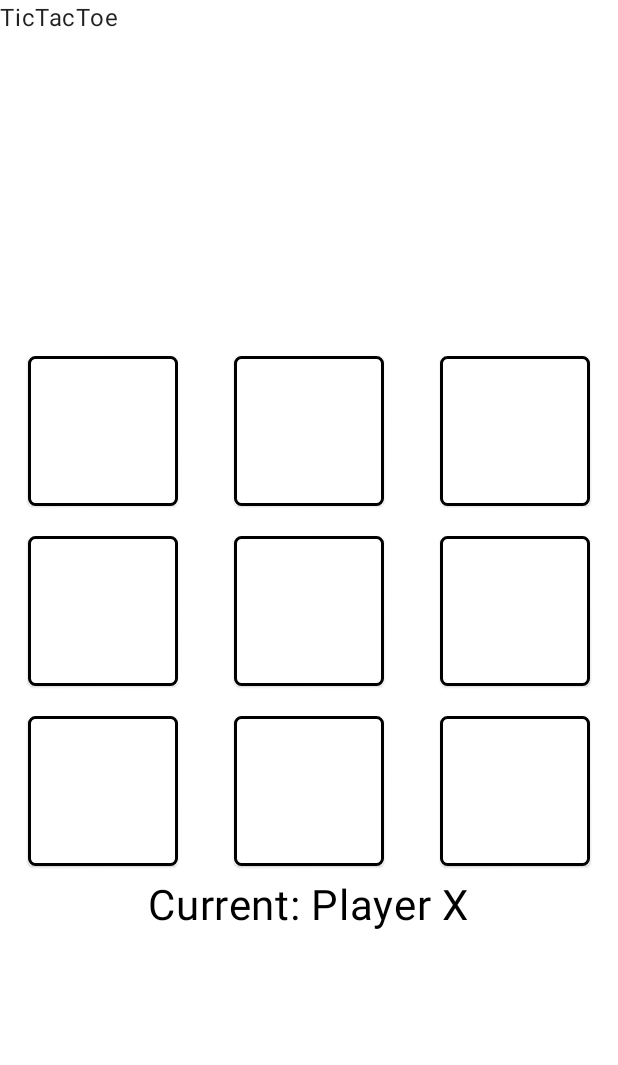
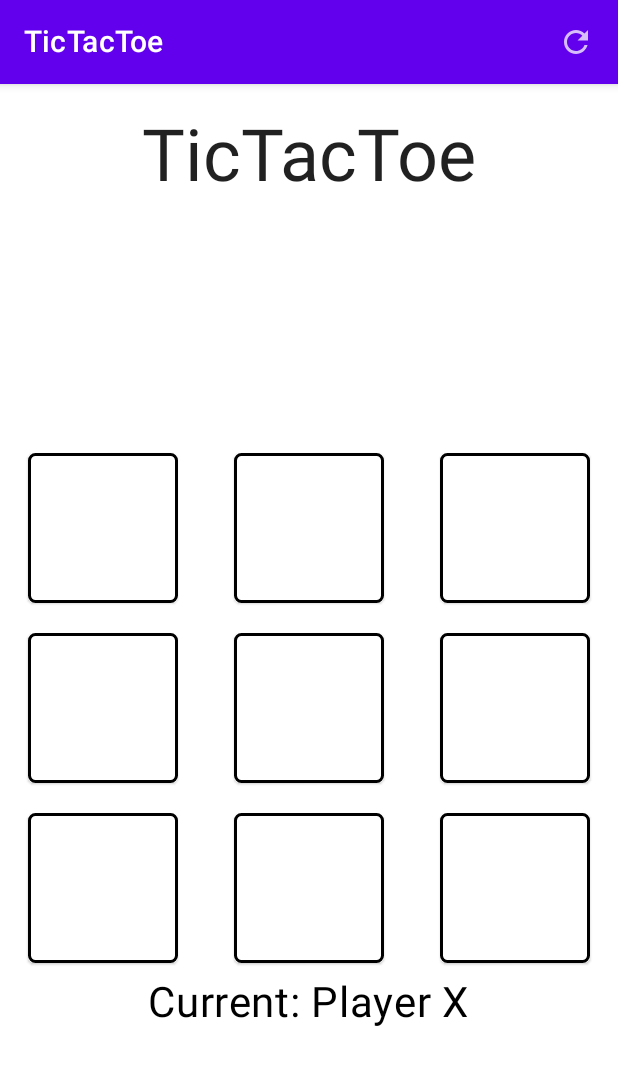
Before and after one commit to rajesh-udhayan/TDD-TicTacToe, an Android app built with Jetpack Compose: the screen it shows after launch (GameActivity), on a phone screen of 412 x 824 dp. Shown: the top 1065 px of the screen. Run offline under Robolectric (Android 15) with nearby library versions, the phone set to English and light mode, and no system bars; our stand-ins replace Dagger/Hilt's generated code, livedata-compose.

Commit message:
Top bar added

```diff
--- a/app/src/main/java/com/rajesh/tictactoe/GameActivity.kt
+++ b/app/src/main/java/com/rajesh/tictactoe/GameActivity.kt
@@ -13,6 +13,8 @@ import androidx.compose.foundation.lazy.GridCells
 import androidx.compose.foundation.lazy.LazyVerticalGrid
 import androidx.compose.foundation.shape.RoundedCornerShape
 import androidx.compose.material.*
+import androidx.compose.material.icons.Icons
+import androidx.compose.material.icons.filled.Refresh
 import androidx.compose.runtime.Composable
 import androidx.compose.runtime.getValue
 import androidx.compose.runtime.livedata.observeAsState
@@ -20,6 +22,7 @@ import androidx.compose.ui.Alignment
 import androidx.compose.ui.Modifier
 import androidx.compose.ui.graphics.Color
 import androidx.compose.ui.platform.testTag
+import androidx.compose.ui.res.stringResource
 import androidx.compose.ui.tooling.preview.Preview
 import androidx.compose.ui.unit.dp
 import androidx.compose.ui.unit.sp
@@ -38,13 +41,40 @@ class GameActivity : ComponentActivity() {
         setContent {
             TicTacToeTheme {
                 Surface(color = MaterialTheme.colors.background) {
-                    GameView(viewModel)
+                    MainView(viewModel)
                 }
             }
         }
     }
 
 }
+
+    @Composable
+    fun MainView(viewModel: GameViewModel){
+        Scaffold(
+            topBar = {
+                TopAppBar(
+                    title = {
+                        Text(text = stringResource(id = R.string.app_name))
+                    },
+                    actions = {
+                        IconButton(
+                            onClick = {
+                                viewModel.initGridBoxes()
+                            }
+                        ) {
+                            Icon(
+                                Icons.Filled.Refresh,
+                                contentDescription = "Reload Game"
+                            )
+                        }
+                    }
+                )
+            }
+        ) {
+            GameView(viewModel)
+        }
+    }
 
     @OptIn(ExperimentalFoundationApi::class)
     @Composable
@@ -55,7 +85,14 @@ class GameActivity : ComponentActivity() {
         val isGameCompleted:Boolean = gameStatus.value?.isGameCompleted == true
         val winner: String= if (gameStatus.value?.winingPlayer == PlayerStatus.PlayerX) "Player X" else "Player O"
 
-        Column {
+        Column(
+            modifier = Modifier
+                .fillMaxSize()
+                .fillMaxWidth()
+                .fillMaxHeight(),
+            horizontalAlignment = Alignment.CenterHorizontally,
+            verticalArrangement = Arrangement.Center
+        ) {
             GridButtons(cards,currentPlayer,isGameCompleted,winner){
                 if (isGameCompleted) {
                     viewModel.initGridBoxes()
@@ -72,7 +109,9 @@ class GameActivity : ComponentActivity() {
                      isGameCompleted: Boolean,
                      winner: String,
                      boxSelected: (card: GridCell) -> Unit = {}) {
-        Text(text = "TicTacToe")
+        Text(text = "TicTacToe",
+            style = Typography().h3,
+            modifier = Modifier.padding(20.dp))
 
         Column(
             modifier = Modifier
```
